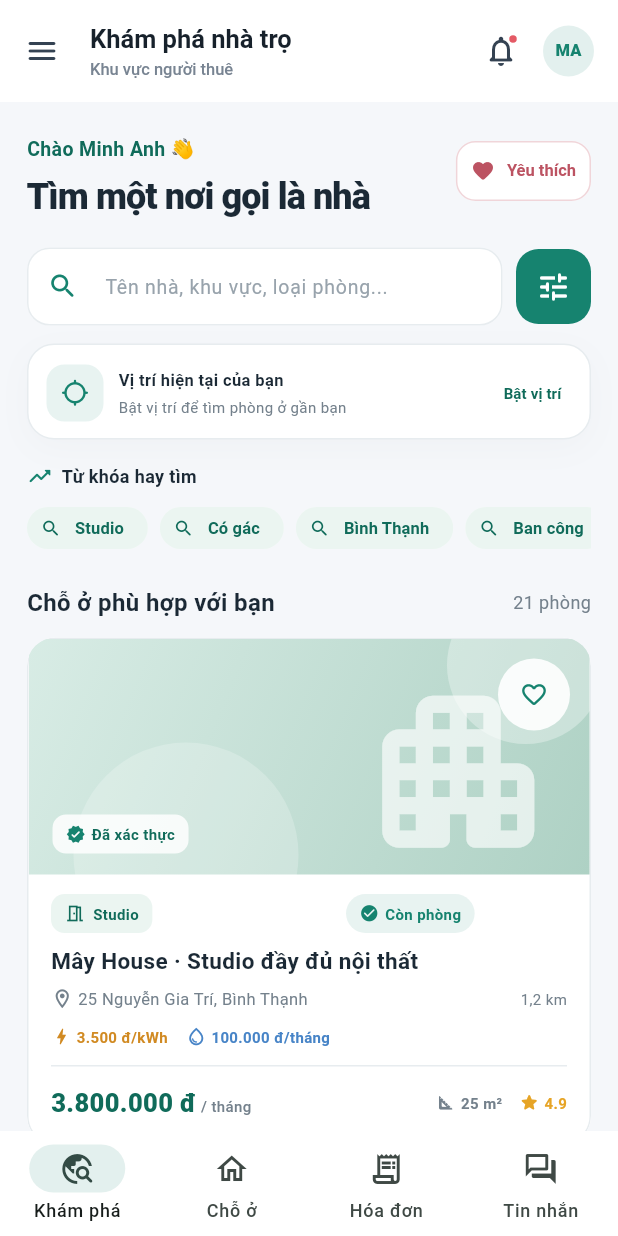
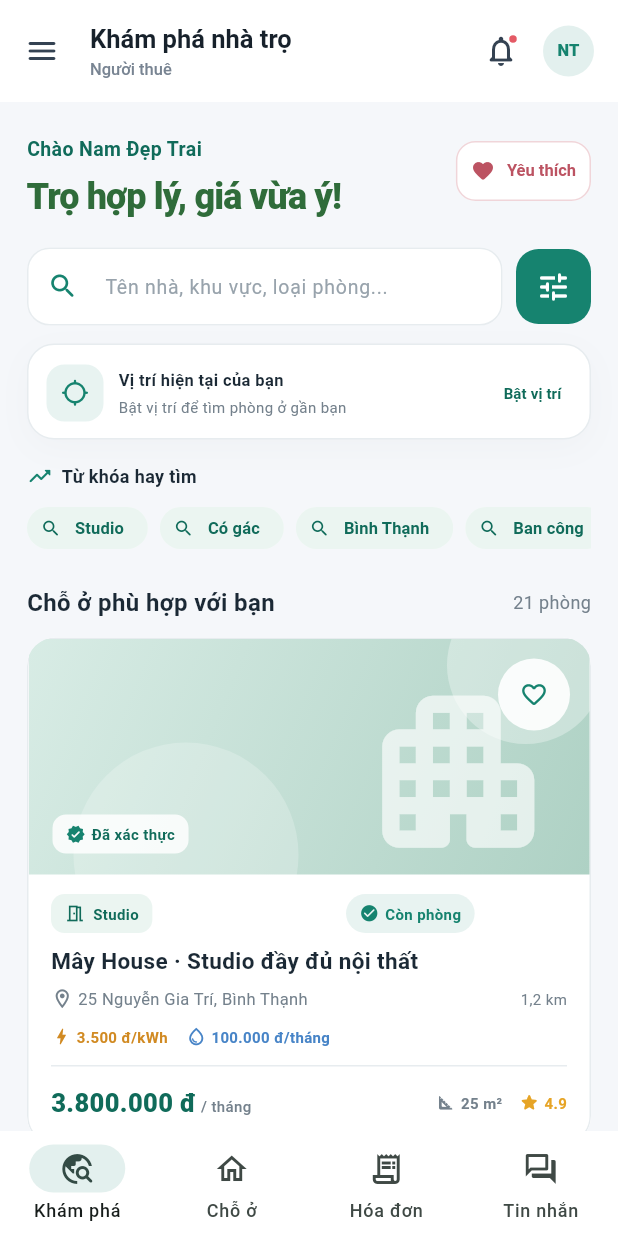
Before and after one commit to FoxSys285/quanlytro, a Flutter app: the TenantLayout widget shown alone on an empty page, opened directly, on a phone screen of 412 x 824 dp. Run offline on Flutter 3.47's test engine with Material 3 defaults, Android fonts, the phone set to English and light mode, and no system bars.

Commit message:
Update tenant layout and discovery page text for consistency and clarity

```diff
--- a/lib/layouts/tenant_layout.dart
+++ b/lib/layouts/tenant_layout.dart
@@ -6,8 +6,8 @@ import 'role_layout.dart';
 class TenantLayout extends StatelessWidget {
   const TenantLayout({
     super.key,
-    this.displayName = 'Minh Anh',
-    this.contextLabel = 'Khu vực người thuê',
+    this.displayName = 'Nam đẹp trai',
+    this.contextLabel = 'Người thuê',
     this.onPreviewRoleSelected,
     this.pageBuilder,
   });
--- a/lib/pages/tenant/discovery/tenant_discovery_page.dart
+++ b/lib/pages/tenant/discovery/tenant_discovery_page.dart
@@ -101,7 +101,7 @@ class _TenantDiscoveryPageState extends State<TenantDiscoveryPage> {
                 crossAxisAlignment: CrossAxisAlignment.start,
                 children: [
                   Text(
-                    'Chào Minh Anh 👋',
+                    'Chào Nam Đẹp Trai',
                     style: TextStyle(
                       color: tenantGreenDark,
                       fontSize: 13,
@@ -110,9 +110,9 @@ class _TenantDiscoveryPageState extends State<TenantDiscoveryPage> {
                   ),
                   SizedBox(height: 5),
                   Text(
-                    'Tìm một nơi gọi là nhà',
+                    'Trọ hợp lý, giá vừa ý!',
                     style: TextStyle(
-                      color: tenantInk,
+                      color: Color.fromARGB(255, 47, 108, 58),
                       fontSize: 24,
                       fontWeight: FontWeight.w800,
                       letterSpacing: -0.6,
--- a/lib/pages/tenant/tenant_ui.dart
+++ b/lib/pages/tenant/tenant_ui.dart
@@ -14,7 +14,9 @@ class TenantPageFrame extends StatelessWidget {
 
   @override
   Widget build(BuildContext context) {
-    return LayoutBuilder(
+    return SafeArea(
+      top: false,
+      child: LayoutBuilder(
         builder: (context, constraints) => SingleChildScrollView(
           padding: EdgeInsets.fromLTRB(
             constraints.maxWidth < 600 ? 18 : 32,
@@ -28,6 +30,7 @@ class TenantPageFrame extends StatelessWidget {
               child: Column(
                 crossAxisAlignment: CrossAxisAlignment.start,
                 children: children,
+              ),
             ),
           ),
         ),
```
Lines whose indentation alone changed are shown as unchanged.
